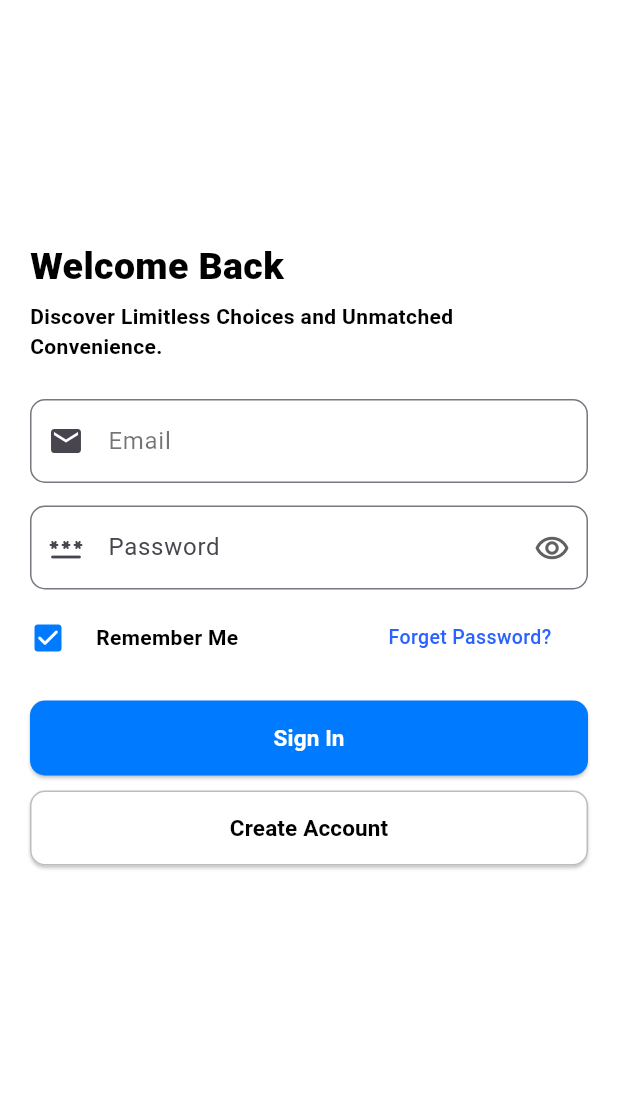
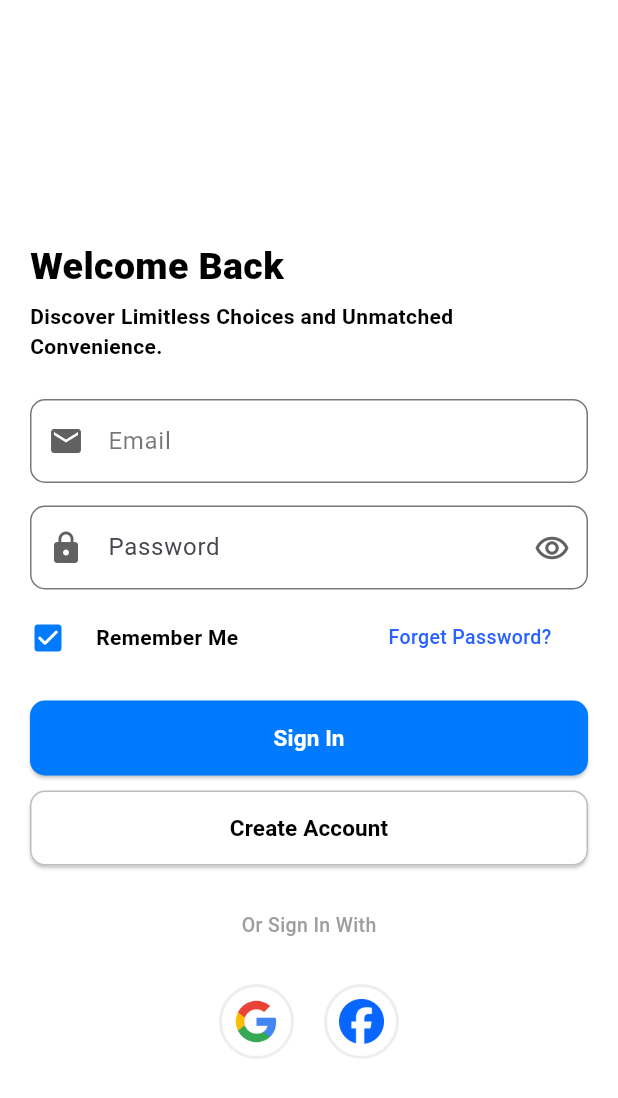
Before and after one commit to mahesh-pela/Trendify-Ecommerce-App, a Flutter app: the screen it shows after launch, on a phone screen of 412 x 824 dp. Shown: the top 1098 px of the screen. Run offline on Flutter 3.47's test engine with Material 3 defaults, Android fonts, the phone set to English and light mode, and no system bars.

Commit message:
login ui completed

```diff
--- a/lib/Screens/Login.dart
+++ b/lib/Screens/Login.dart
@@ -12,7 +12,9 @@ class _LoginState extends State<Login> {
   Widget build(BuildContext context) {
     return Scaffold(
       backgroundColor: CupertinoColors.white,
-      body: Padding(
+      body: SingleChildScrollView(
+        scrollDirection: Axis.vertical,
+        child: Padding(
           padding: const EdgeInsets.all(20),
           child: Column(
             crossAxisAlignment: CrossAxisAlignment.start,
@@ -23,10 +25,11 @@ class _LoginState extends State<Login> {
               Text('Discover Limitless Choices and Unmatched Convenience.', style: textStyle2(),),
               SizedBox(height: 25,),
               TextField(
+                keyboardType: TextInputType.emailAddress,
                 decoration: InputDecoration(
                   hintText: 'Email',
                   hintStyle: TextStyle(color: Colors.black54),
-                prefixIcon: Icon(Icons.email,),
+                  prefixIcon: Icon(Icons.email, color: Colors.grey.shade700,),
                   border: OutlineInputBorder(
                     borderRadius: BorderRadius.circular(10),
                   ),
@@ -35,9 +38,10 @@ class _LoginState extends State<Login> {
               ),
               SizedBox(height: 15,),
               TextField(
+                obscureText: true,
                 decoration: InputDecoration(
                   hintText: 'Password',
-                prefixIcon: Icon(Icons.password_rounded),
+                  prefixIcon: Icon(Icons.lock, color: Colors.grey.shade700,),
                   suffixIcon: IconButton(
                     icon: Icon(Icons.remove_red_eye_outlined, color: Colors.grey.shade700),
                     onPressed: (){
@@ -99,11 +103,60 @@ class _LoginState extends State<Login> {
                   ),
 
                 ),
+              ),
+              SizedBox(height: 30),
+              Align(
+                alignment: Alignment.center,
+                child: Text('Or Sign In With', style: TextStyle(fontSize: 13, color: Colors.grey.shade500, fontWeight: FontWeight.w500)),
+              ),
+              SizedBox(height: 30),
+              Row(
+                mainAxisAlignment: MainAxisAlignment.center,
+
+                children: [
+                  Container(
+                    width: 50,
+                    height: 50,
+                    decoration: BoxDecoration(
+                      shape: BoxShape.circle,
+                      border: Border.all(
+                        width: 2,
+                        color: Colors.grey.shade200
+                      )
+                    ),
+                    child: IconButton(
+                      icon: Image.asset('assets/images/google logo.png'),
+                      onPressed: (){
+
+                      },
+                    ),
+                  ),
+                  SizedBox(width: 20,),
+                  Container(
+                    width: 50,
+                    height: 50,
+                    decoration: BoxDecoration(
+                      shape: BoxShape.circle,
+                      border: Border.all(
+                        width: 2,
+                        color: Colors.grey.shade200
+                      )
+                      // borderRadius: BorderRadius.circular(12)
+                    ),
+                    child: IconButton(
+                      icon: Image.asset('assets/images/facebook logo.png'),
+                      onPressed: (){
+
+                      },
+                    ),
+                  )
+                ],
               )
             ],
 
           ),
         ),
+      ),
     );
   }
 }
--- a/pubspec.yaml
+++ b/pubspec.yaml
@@ -59,8 +59,8 @@ flutter:
   uses-material-design: true
 
   # To add assets to your application, add an assets section, like this:
-  # assets:
-  #   - images/a_dot_burr.jpeg
+  assets:
+    - assets/images/
   #   - images/a_dot_ham.jpeg
 
   # An image asset can refer to one or more resolution-specific "variants", see
```
Also changed, not shown: assets/images/facebook logo.png (added), assets/images/google logo.png (added). Lines whose indentation alone changed are shown as unchanged.
